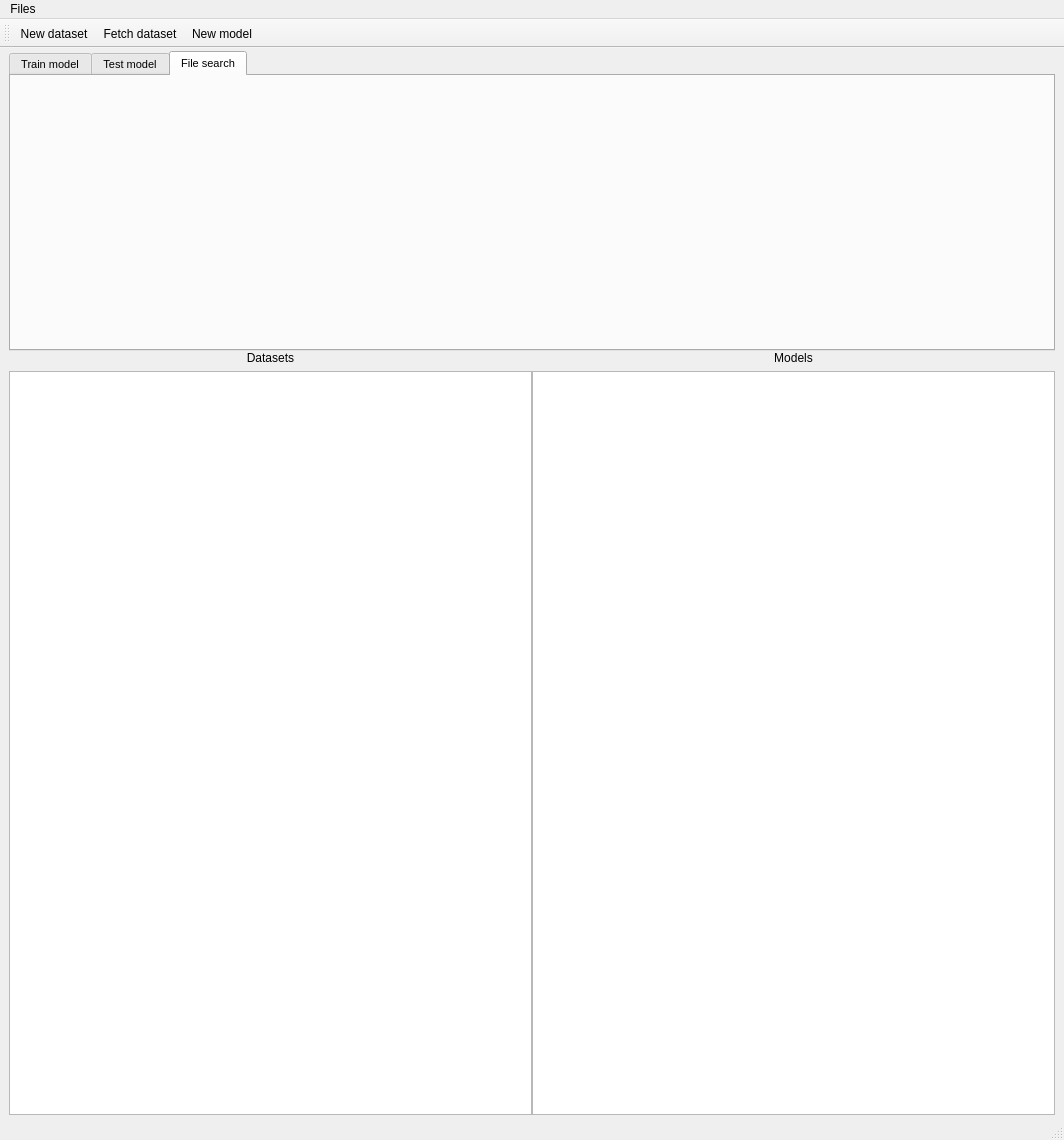
First picture: the form in gui/designer/semhash_main.ui, repository rafalpiwnik/SemanticHashing, before the edit.
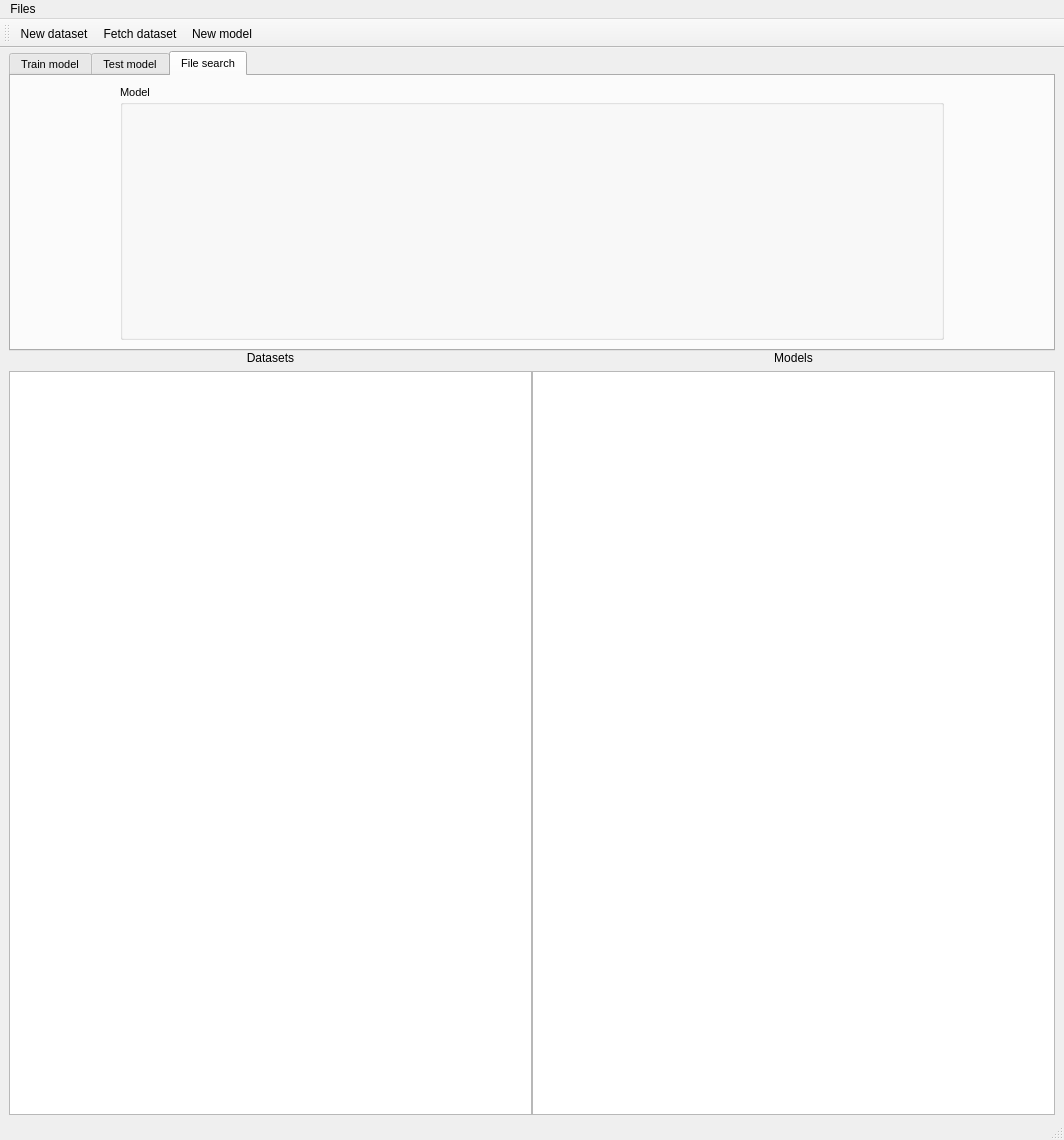
Second picture: the form after the edit. The open tabs and pages were chosen to show the change.

Commit message: search tab added

Patch:
```diff
--- a/gui/designer/semhash_main.ui
+++ b/gui/designer/semhash_main.ui
@@ -321,6 +321,69 @@
        <attribute name="title">
         <string>File search</string>
        </attribute>
+       <layout class="QVBoxLayout" name="verticalLayout_3">
+        <item>
+         <layout class="QGridLayout" name="searchMixingGridLayout">
+          <property name="horizontalSpacing">
+           <number>50</number>
+          </property>
+          <item row="1" column="1">
+           <widget class="QGroupBox" name="searchModelGroupbox">
+            <property name="sizePolicy">
+             <sizepolicy hsizetype="Minimum" vsizetype="MinimumExpanding">
+              <horstretch>0</horstretch>
+              <verstretch>0</verstretch>
+             </sizepolicy>
+            </property>
+            <property name="title">
+             <string>Model</string>
+            </property>
+            <layout class="QGridLayout" name="gridLayout_7">
+             <item row="0" column="0">
+              <layout class="QVBoxLayout" name="searchModelSpace">
+               <item>
+                <widget class="QStackedWidget" name="searchModelStack"/>
+               </item>
+              </layout>
+             </item>
+            </layout>
+           </widget>
+          </item>
+          <item row="1" column="0">
+           <spacer name="horizontalSpacer_5">
+            <property name="orientation">
+             <enum>Qt::Horizontal</enum>
+            </property>
+            <property name="sizeType">
+             <enum>QSizePolicy::Fixed</enum>
+            </property>
+            <property name="sizeHint" stdset="0">
+             <size>
+              <width>100</width>
+              <height>0</height>
+             </size>
+            </property>
+           </spacer>
+          </item>
+          <item row="1" column="2">
+           <spacer name="horizontalSpacer_6">
+            <property name="orientation">
+             <enum>Qt::Horizontal</enum>
+            </property>
+            <property name="sizeType">
+             <enum>QSizePolicy::Fixed</enum>
+            </property>
+            <property name="sizeHint" stdset="0">
+             <size>
+              <width>100</width>
+              <height>0</height>
+             </size>
+            </property>
+           </spacer>
+          </item>
+         </layout>
+        </item>
+       </layout>
       </widget>
      </widget>
     </item>
```
Left out of the diff: 25 changed lines with no effect on the pictures. The commit also changes 4 other files.
